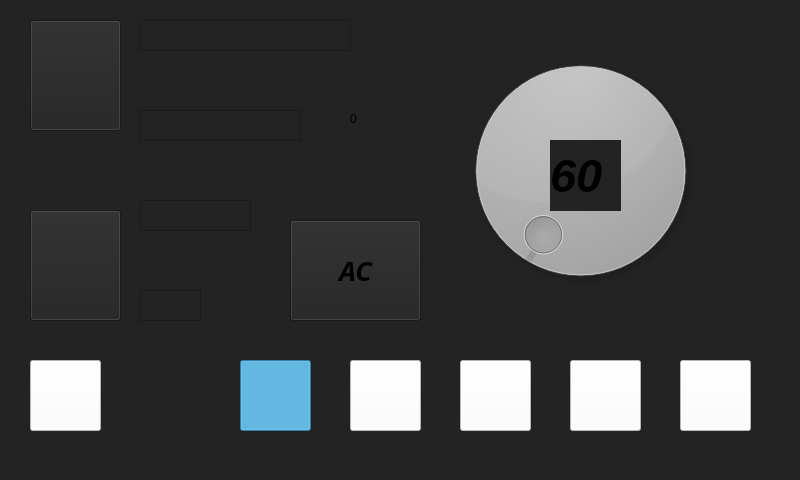
Above: Climate/untitled.ui from walked22/Stacy before the change. Below: the same form after it.
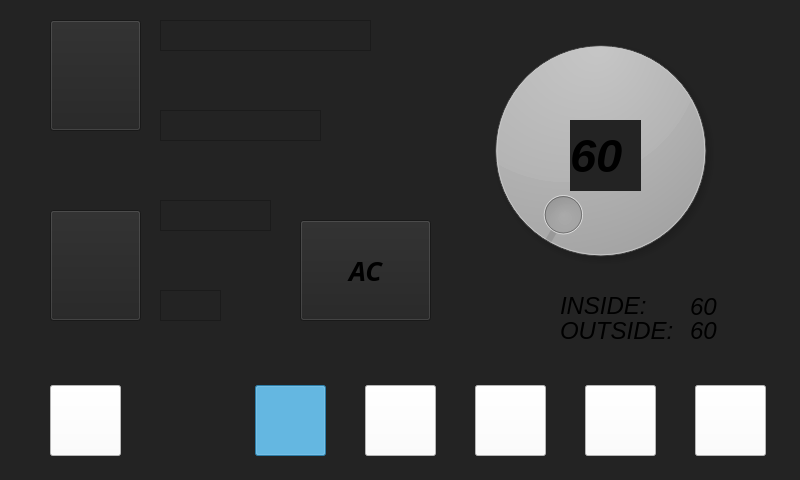
That is the form after the change. Icons and pictures are not drawn.

Commit message: Added nice labels for temp

Patch:
```diff
--- a/Climate/untitled.ui
+++ b/Climate/untitled.ui
@@ -29,7 +29,7 @@
    <widget class="QPushButton" name="up">
     <property name="geometry">
      <rect>
-      <x>30</x>
+      <x>50</x>
       <y>20</y>
       <width>91</width>
       <height>111</height>
@@ -58,7 +58,7 @@
    <widget class="QPushButton" name="down">
     <property name="geometry">
      <rect>
-      <x>30</x>
+      <x>50</x>
       <y>210</y>
       <width>91</width>
       <height>111</height>
@@ -87,8 +87,8 @@
    <widget class="QDial" name="temp">
     <property name="geometry">
      <rect>
-      <x>440</x>
-      <y>40</y>
+      <x>460</x>
+      <y>20</y>
       <width>281</width>
       <height>261</height>
      </rect>
@@ -127,7 +127,7 @@
    <widget class="QPushButton" name="ac">
     <property name="geometry">
      <rect>
-      <x>290</x>
+      <x>300</x>
       <y>220</y>
       <width>131</width>
       <height>101</height>
@@ -172,7 +172,7 @@
    <widget class="QFrame" name="f0">
     <property name="geometry">
      <rect>
-      <x>140</x>
+      <x>160</x>
       <y>290</y>
       <width>61</width>
       <height>31</height>
@@ -194,7 +194,7 @@
    <widget class="QFrame" name="f1">
     <property name="geometry">
      <rect>
-      <x>140</x>
+      <x>160</x>
       <y>200</y>
       <width>111</width>
       <height>31</height>
@@ -216,7 +216,7 @@
    <widget class="QFrame" name="f2">
     <property name="geometry">
      <rect>
-      <x>140</x>
+      <x>160</x>
       <y>110</y>
       <width>161</width>
       <height>31</height>
@@ -238,7 +238,7 @@
    <widget class="QFrame" name="f3">
     <property name="geometry">
      <rect>
-      <x>140</x>
+      <x>160</x>
       <y>20</y>
       <width>211</width>
       <height>31</height>
@@ -260,8 +260,8 @@
    <widget class="QPushButton" name="circ">
     <property name="geometry">
      <rect>
-      <x>30</x>
-      <y>360</y>
+      <x>50</x>
+      <y>385</y>
       <width>71</width>
       <height>71</height>
      </rect>
@@ -295,8 +295,8 @@
    <widget class="QPushButton" name="head">
     <property name="geometry">
      <rect>
-      <x>240</x>
-      <y>360</y>
+      <x>255</x>
+      <y>385</y>
       <width>71</width>
       <height>71</height>
      </rect>
@@ -341,8 +341,8 @@
    <widget class="QPushButton" name="def_feet">
     <property name="geometry">
      <rect>
-      <x>570</x>
-      <y>360</y>
+      <x>585</x>
+      <y>385</y>
       <width>71</width>
       <height>71</height>
      </rect>
@@ -384,8 +384,8 @@
    <widget class="QPushButton" name="feet">
     <property name="geometry">
      <rect>
-      <x>350</x>
-      <y>360</y>
+      <x>365</x>
+      <y>385</y>
       <width>71</width>
       <height>71</height>
      </rect>
@@ -427,8 +427,8 @@
    <widget class="QPushButton" name="both">
     <property name="geometry">
      <rect>
-      <x>460</x>
-      <y>360</y>
+      <x>475</x>
+      <y>385</y>
       <width>71</width>
       <height>71</height>
      </rect>
@@ -470,8 +470,8 @@
    <widget class="QPushButton" name="deff">
     <property name="geometry">
      <rect>
-      <x>680</x>
-      <y>360</y>
+      <x>695</x>
+      <y>385</y>
       <width>71</width>
       <height>71</height>
      </rect>
@@ -516,8 +516,8 @@
    <widget class="QLabel" name="insideTemp">
     <property name="geometry">
      <rect>
-      <x>550</x>
-      <y>140</y>
+      <x>570</x>
+      <y>120</y>
       <width>71</width>
       <height>71</height>
      </rect>
@@ -537,14 +537,85 @@
    <widget class="QLabel" name="TR">
     <property name="geometry">
      <rect>
-      <x>350</x>
-      <y>110</y>
-      <width>64</width>
-      <height>17</height>
+      <x>690</x>
+      <y>296</y>
+      <width>41</width>
+      <height>21</height>
      </rect>
     </property>
+    <property name="font">
+     <font>
+      <pointsize>18</pointsize>
+      <weight>50</weight>
+      <italic>true</italic>
+      <bold>false</bold>
+     </font>
+    </property>
     <property name="text">
-     <string>0</string>
+     <string>60</string>
+    </property>
+   </widget>
+   <widget class="QLabel" name="insideTemp_3">
+    <property name="geometry">
+     <rect>
+      <x>560</x>
+      <y>290</y>
+      <width>91</width>
+      <height>31</height>
+     </rect>
+    </property>
+    <property name="font">
+     <font>
+      <pointsize>18</pointsize>
+      <weight>50</weight>
+      <italic>true</italic>
+      <bold>false</bold>
+     </font>
+    </property>
+    <property name="text">
+     <string>INSIDE:</string>
+    </property>
+   </widget>
+   <widget class="QLabel" name="insideTemp_4">
+    <property name="geometry">
+     <rect>
+      <x>560</x>
+      <y>320</y>
+      <width>121</width>
+      <height>21</height>
+     </rect>
+    </property>
+    <property name="font">
+     <font>
+      <pointsize>18</pointsize>
+      <weight>50</weight>
+      <italic>true</italic>
+      <bold>false</bold>
+     </font>
+    </property>
+    <property name="text">
+     <string>OUTSIDE:</string>
+    </property>
+   </widget>
+   <widget class="QLabel" name="T2">
+    <property name="geometry">
+     <rect>
+      <x>690</x>
+      <y>320</y>
+      <width>41</width>
+      <height>21</height>
+     </rect>
+    </property>
+    <property name="font">
+     <font>
+      <pointsize>18</pointsize>
+      <weight>50</weight>
+      <italic>true</italic>
+      <bold>false</bold>
+     </font>
+    </property>
+    <property name="text">
+     <string>60</string>
     </property>
    </widget>
    <zorder>up</zorder>
```
Left out of the diff: 7 changed lines with no effect on the pictures.
